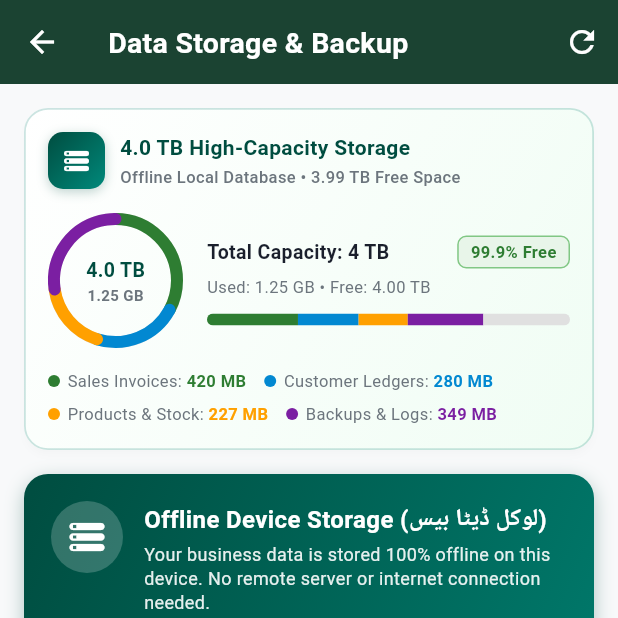
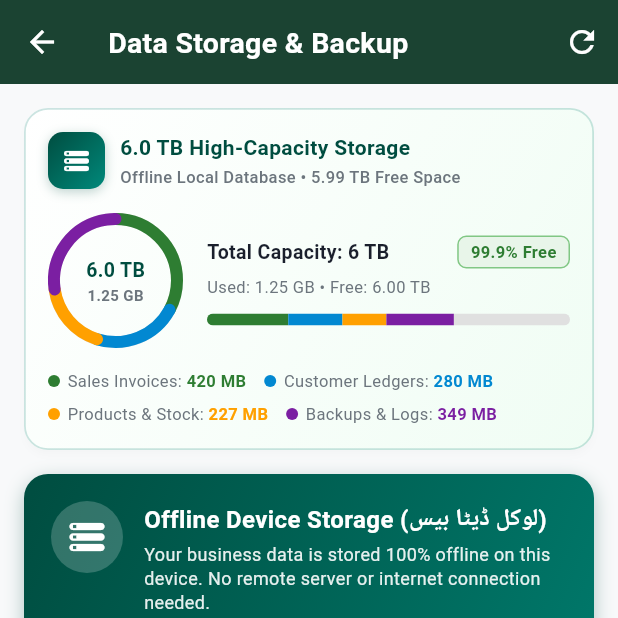
Before and after one commit to Haseeb-ML/fertilizer-erp, a Flutter app: the BackupRestoreScreen screen opened directly, on a phone screen of 412 x 824 dp, the top half of it. Run offline on Flutter 3.47's test engine with Material 3 defaults, Android fonts, the phone set to English and light mode, and no system bars; our stand-ins replace csv, file_picker, flutter_riverpod, pdf, printing, share_plus and 3 more; accounts and stored records are empty.

Commit message:
feat(storage): update high-capacity storage from 4T to 6T (6.0 TB)

```diff
--- a/lib/features/dashboard/screens/dashboard_screen.dart
+++ b/lib/features/dashboard/screens/dashboard_screen.dart
@@ -615,7 +615,7 @@ class DashboardScreen extends ConsumerWidget {
                     const SizedBox(height: 16),
                   ],
 
-                  // 4.0 TB Dedicated Offline Storage Graph Card
+                  // 6.0 TB Dedicated Offline Storage Graph Card
                   StorageGraphCard(
                     onManageTap: () async {
                       await Navigator.of(context).push(
--- a/lib/features/settings/screens/backup_restore_screen.dart
+++ b/lib/features/settings/screens/backup_restore_screen.dart
@@ -346,7 +346,7 @@ class _BackupRestoreScreenState extends ConsumerState<BackupRestoreScreen> {
         child: Column(
           crossAxisAlignment: CrossAxisAlignment.stretch,
           children: [
-            // 4.0 TB High-Capacity Storage Visual Graph & Meter
+            // 6.0 TB High-Capacity Storage Visual Graph & Meter
             StorageGraphCard(stats: _stats, isDetailed: true),
             const SizedBox(height: 16),
 
--- a/lib/features/settings/widgets/storage_graph_card.dart
+++ b/lib/features/settings/widgets/storage_graph_card.dart
@@ -26,7 +26,7 @@ class StorageGraphCard extends ConsumerWidget {
     final backupCount = (stats?[DatabaseTables.stockMovements] ?? 24) +
         (stats?[DatabaseTables.payments] ?? 14);
 
-    // Calculate simulated realistic storage footprint in MB against 4.0 TB
+    // Calculate simulated realistic storage footprint in MB against 6.0 TB
     final salesMb = (salesCount * 1.8 + 420.0).clamp(50.0, 1500.0);
     final ledgerMb = (ledgerCount * 1.4 + 280.0).clamp(40.0, 1000.0);
     final productsMb = (productsCount * 2.2 + 190.0).clamp(30.0, 800.0);
@@ -34,8 +34,8 @@ class StorageGraphCard extends ConsumerWidget {
 
     final totalUsedMb = salesMb + ledgerMb + productsMb + backupsMb;
     final totalUsedGb = totalUsedMb / 1024.0;
-    const totalCapacityTb = 4.0;
-    const totalCapacityGb = totalCapacityTb * 1024.0; // 4096 GB
+    const totalCapacityTb = 6.0;
+    const totalCapacityGb = totalCapacityTb * 1024.0; // 6144 GB
     final freeCapacityGb = totalCapacityGb - totalUsedGb;
     final freeCapacityTb = freeCapacityGb / 1024.0;
     final usedPercentage = (totalUsedGb / totalCapacityGb) * 100.0;
@@ -150,7 +150,7 @@ class StorageGraphCard extends ConsumerWidget {
                         mainAxisAlignment: MainAxisAlignment.center,
                         children: [
                           const Text(
-                            '4.0 TB',
+                            '6.0 TB',
                             style: TextStyle(
                               fontWeight: FontWeight.bold,
                               fontSize: 13,
@@ -181,7 +181,7 @@ class StorageGraphCard extends ConsumerWidget {
                         mainAxisAlignment: MainAxisAlignment.spaceBetween,
                         children: [
                           const Text(
-                            'Total Capacity: 4 TB',
+                            'Total Capacity: 6 TB',
                             style: TextStyle(
                               fontWeight: FontWeight.bold,
                               fontSize: 13,
@@ -240,7 +240,7 @@ class StorageGraphCard extends ConsumerWidget {
                                 child: Container(color: const Color(0xFF7B1FA2)),
                               ),
                               Flexible(
-                                flex: 400, // Visual representation of remaining 4TB space
+                                flex: 600, // Visual representation of remaining 6TB space
                                 child: Container(color: const Color(0xFFE0E0E0)),
                               ),
                             ],
```
Also changed, not shown: lib/core/localization/app_translations.dart (+4 -4 lines).
